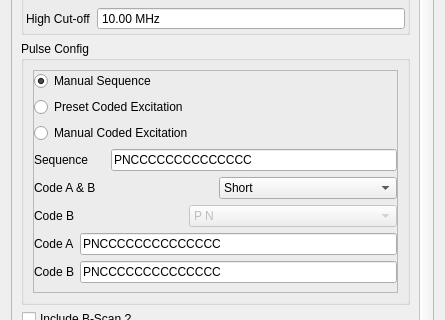
SDJoeKing/Tubers_GUI, file tsettings.ui: the form before one commit; both pictures show x 0 to 445 and y 436 to 756 of the 445 by 899 pixel window.
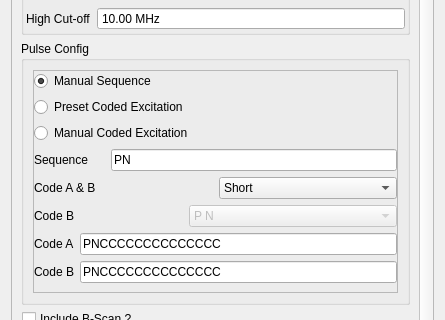
The form after the commit.

The edit to the form file:
```diff
--- a/tsettings.ui
+++ b/tsettings.ui
@@ -39,8 +39,8 @@
        <rect>
         <x>0</x>
         <y>0</y>
-        <width>407</width>
-        <height>1065</height>
+        <width>411</width>
+        <height>1046</height>
        </rect>
       </property>
       <layout class="QVBoxLayout" name="verticalLayout_6">
@@ -742,7 +742,7 @@
                   <string>AAAAAAAAAAAAAAAA</string>
                  </property>
                  <property name="text">
-                  <string>PNCCCCCCCCCCCCCC</string>
+                  <string>PN</string>
                  </property>
                  <property name="maxLength">
                   <number>16</number>
```
Left out of the diff: 90 changed lines with no effect on the pictures.
